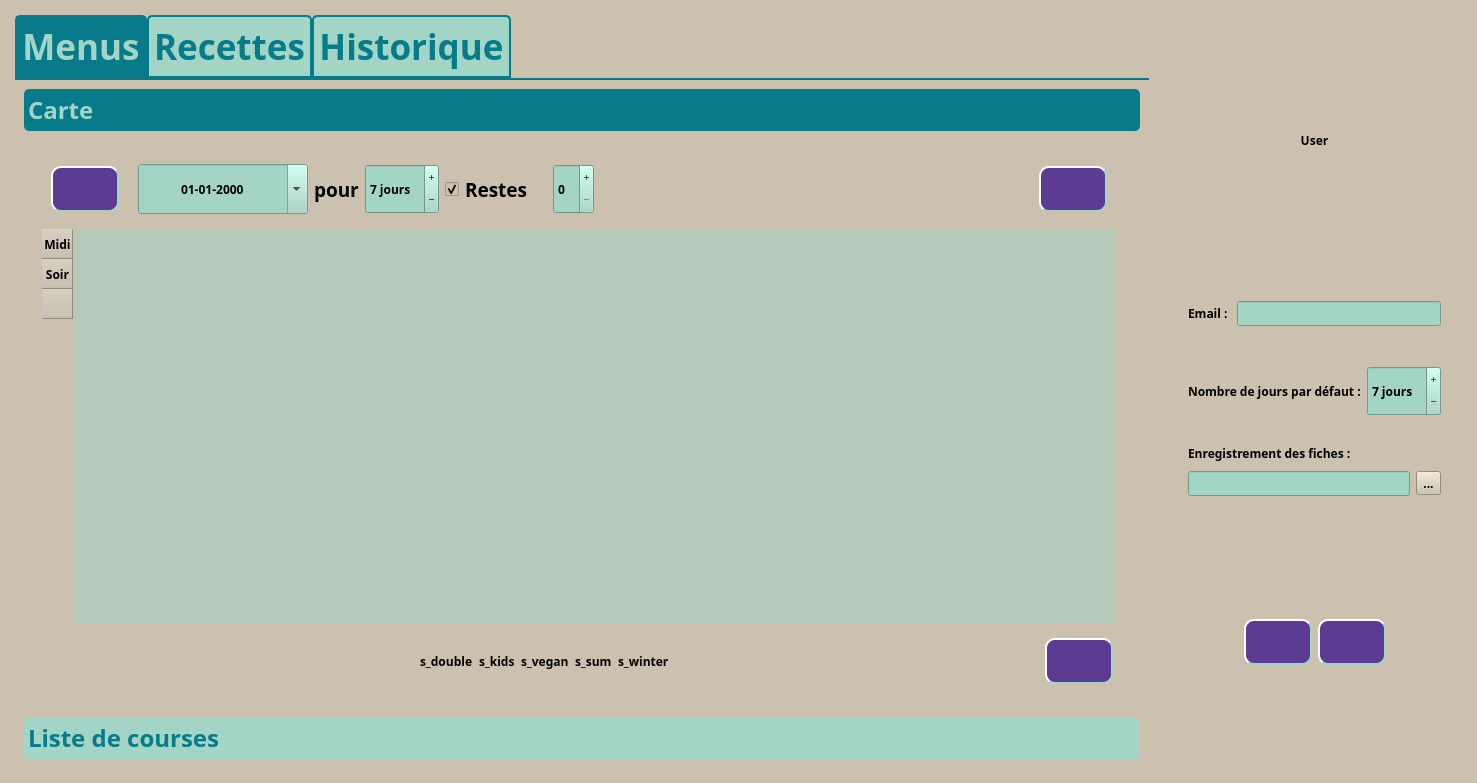
Above: UI/Main_Window.ui from juvarlet/a_table before the change. Below: the same form after it.
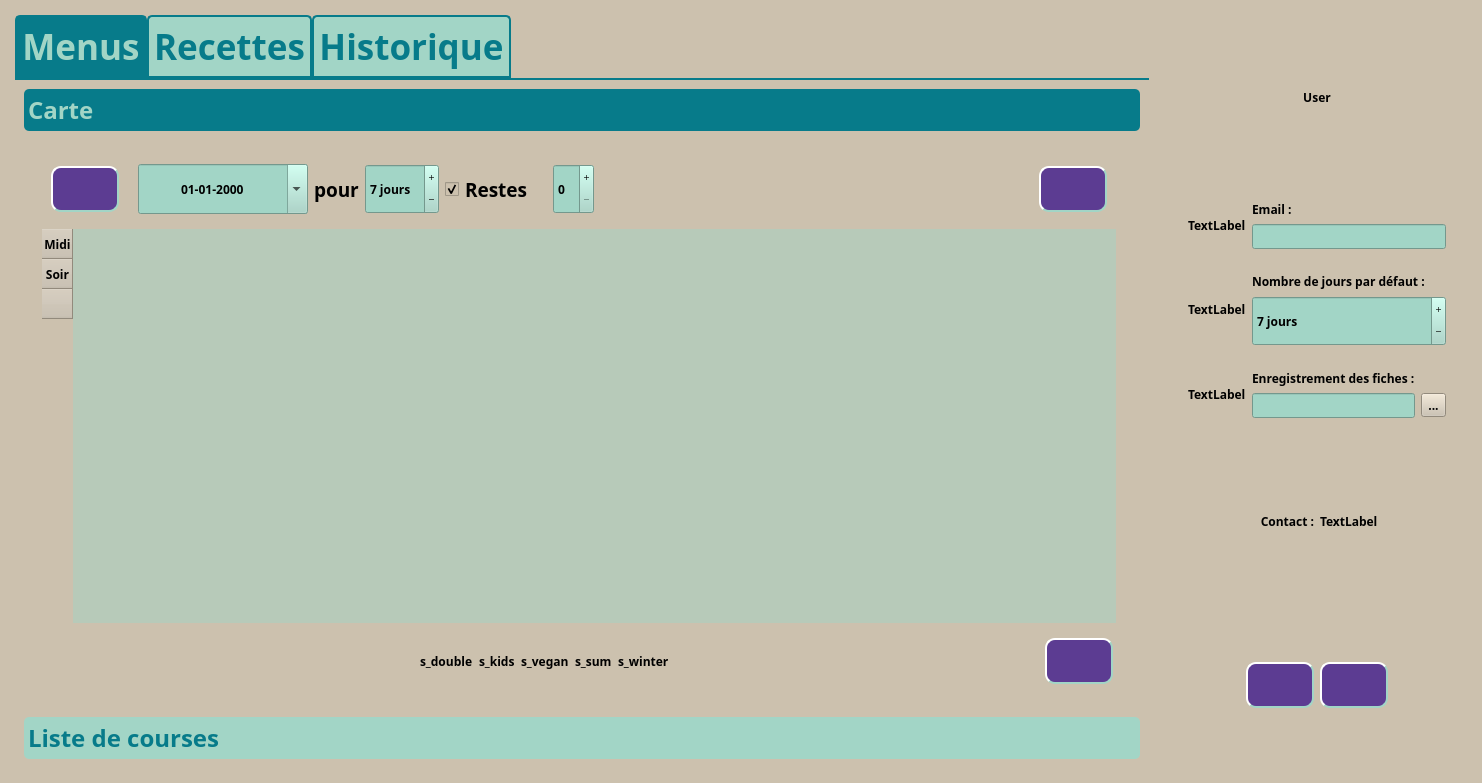
That is the form after the change. Icons and pictures are not drawn.

Patch:
```diff
--- a/UI/Main_Window.ui
+++ b/UI/Main_Window.ui
@@ -2797,16 +2797,23 @@
              <enum>QFrame::Raised</enum>
             </property>
             <layout class="QGridLayout" name="gridLayout_41">
-             <item row="0" column="1">
+             <item row="1" column="1">
               <widget class="QLineEdit" name="lE_email"/>
              </item>
-             <item row="0" column="0">
+             <item row="0" column="1">
               <widget class="QLabel" name="label_12">
                <property name="text">
                 <string>Email : </string>
                </property>
               </widget>
              </item>
+             <item row="0" column="0" rowspan="2">
+              <widget class="QLabel" name="label_email">
+               <property name="text">
+                <string>TextLabel</string>
+               </property>
+              </widget>
+             </item>
             </layout>
            </widget>
           </item>
@@ -2819,15 +2826,21 @@
              <enum>QFrame::Raised</enum>
             </property>
             <layout class="QGridLayout" name="gridLayout_42">
-             <item row="0" column="0">
+             <item row="0" column="1">
               <widget class="QLabel" name="label_13">
                <property name="text">
                 <string>Nombre de jours par défaut :</string>
                </property>
               </widget>
              </item>
-             <item row="0" column="1">
+             <item row="1" column="1">
               <widget class="QSpinBox" name="sB_days">
+               <property name="sizePolicy">
+                <sizepolicy hsizetype="Expanding" vsizetype="Fixed">
+                 <horstretch>0</horstretch>
+                 <verstretch>0</verstretch>
+                </sizepolicy>
+               </property>
                <property name="minimumSize">
                 <size>
                  <width>0</width>
@@ -2845,6 +2858,13 @@
                </property>
               </widget>
              </item>
+             <item row="0" column="0" rowspan="2">
+              <widget class="QLabel" name="label_days">
+               <property name="text">
+                <string>TextLabel</string>
+               </property>
+              </widget>
+             </item>
             </layout>
            </widget>
           </item>
@@ -2857,24 +2877,31 @@
              <enum>QFrame::Raised</enum>
             </property>
             <layout class="QGridLayout" name="gridLayout_43">
-             <item row="0" column="0">
+             <item row="0" column="1">
               <widget class="QLabel" name="label_14">
                <property name="text">
                 <string>Enregistrement des fiches :</string>
                </property>
               </widget>
              </item>
-             <item row="1" column="0">
+             <item row="1" column="2">
+              <widget class="QToolButton" name="toolButton">
+               <property name="text">
+                <string>...</string>
+               </property>
+              </widget>
+             </item>
+             <item row="1" column="1">
               <widget class="QLineEdit" name="lE_storage">
                <property name="readOnly">
                 <bool>true</bool>
                </property>
               </widget>
              </item>
-             <item row="1" column="1">
-              <widget class="QToolButton" name="toolButton">
+             <item row="0" column="0" rowspan="2">
+              <widget class="QLabel" name="label_storage">
                <property name="text">
-                <string>...</string>
+                <string>TextLabel</string>
                </property>
               </widget>
              </item>
@@ -2910,20 +2937,7 @@
          </layout>
         </widget>
        </item>
-       <item row="0" column="0">
-        <widget class="QLabel" name="label_user">
-         <property name="toolTip">
-          <string>Préférences</string>
-         </property>
-         <property name="text">
-          <string>User</string>
-         </property>
-         <property name="alignment">
-          <set>Qt::AlignCenter</set>
-         </property>
-        </widget>
-       </item>
-       <item row="2" column="0">
+       <item row="3" column="0">
         <widget class="QFrame" name="frame_11">
          <property name="frameShape">
           <enum>QFrame::NoFrame</enum>
@@ -2993,6 +3007,48 @@
          </layout>
         </widget>
        </item>
+       <item row="2" column="0">
+        <widget class="QFrame" name="frame_15">
+         <property name="frameShape">
+          <enum>QFrame::NoFrame</enum>
+         </property>
+         <property name="frameShadow">
+          <enum>QFrame::Raised</enum>
+         </property>
+         <layout class="QGridLayout" name="gridLayout_13">
+          <item row="0" column="0">
+           <widget class="QLabel" name="label_15">
+            <property name="text">
+             <string>Contact :</string>
+            </property>
+            <property name="alignment">
+             <set>Qt::AlignRight|Qt::AlignTrailing|Qt::AlignVCenter</set>
+            </property>
+           </widget>
+          </item>
+          <item row="0" column="1">
+           <widget class="QLabel" name="label_contact">
+            <property name="text">
+             <string>TextLabel</string>
+            </property>
+           </widget>
+          </item>
+         </layout>
+        </widget>
+       </item>
+       <item row="0" column="0">
+        <widget class="QLabel" name="label_user">
+         <property name="toolTip">
+          <string>Préférences</string>
+         </property>
+         <property name="text">
+          <string>User</string>
+         </property>
+         <property name="alignment">
+          <set>Qt::AlignCenter</set>
+         </property>
+        </widget>
+       </item>
       </layout>
      </widget>
     </item>
```
Left out of the diff: 72 changed lines with no effect on the pictures.
